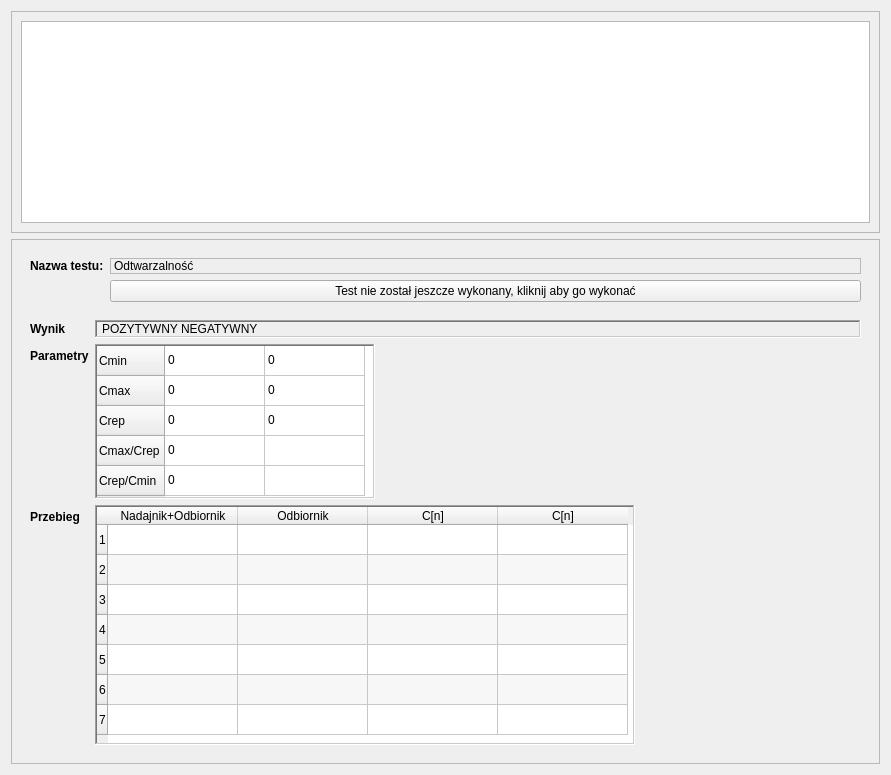
Above: CzujkiLinioweApp/listabadan.ui from wiacekmarcin/CzujkiLiniowe before the change. Below: the same form after it.
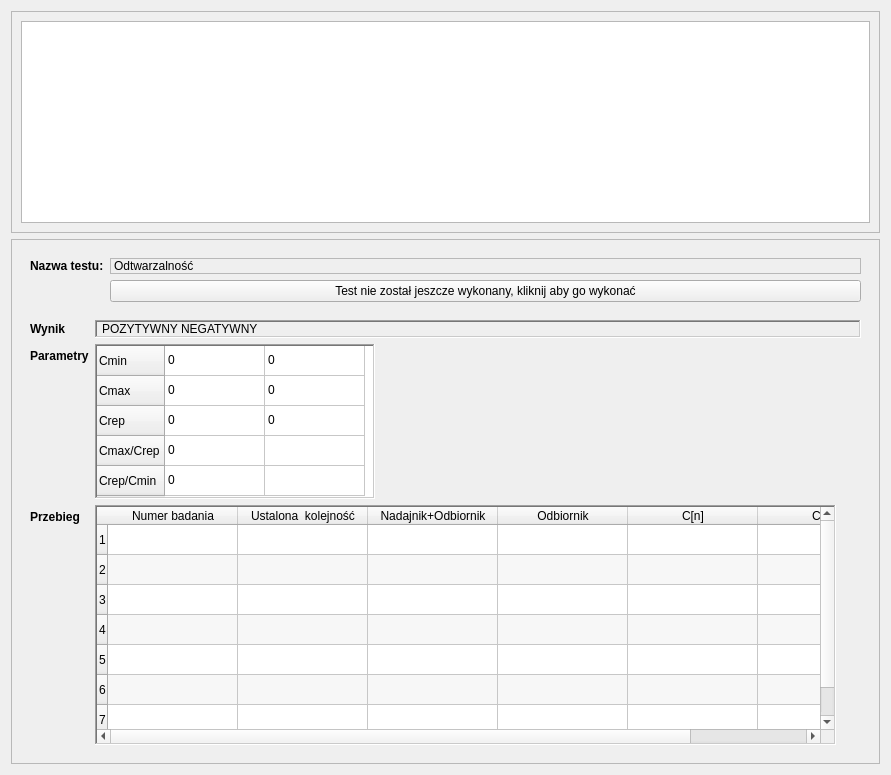
That is the form after the change.

Diff of the .ui file:
```diff
--- a/CzujkiLinioweApp/listabadan.ui
+++ b/CzujkiLinioweApp/listabadan.ui
@@ -288,13 +288,13 @@
               <widget class="QTableWidget" name="odtwarzalnoscTablePrzebieg">
                <property name="minimumSize">
                 <size>
-                 <width>540</width>
+                 <width>741</width>
                  <height>236</height>
                 </size>
                </property>
                <property name="maximumSize">
                 <size>
-                 <width>540</width>
+                 <width>100</width>
                  <height>240</height>
                 </size>
                </property>
@@ -384,6 +384,16 @@
                  <string>7</string>
                 </property>
                </row>
+               <column>
+                <property name="text">
+                 <string>Numer badania</string>
+                </property>
+               </column>
+               <column>
+                <property name="text">
+                 <string>Ustalona  kolejność</string>
+                </property>
+               </column>
                <column>
                 <property name="text">
                  <string>Nadajnik+Odbiornik</string>
```
